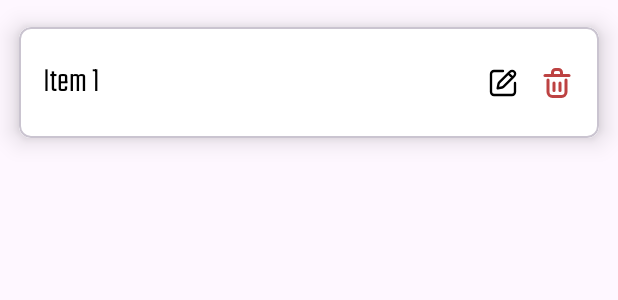
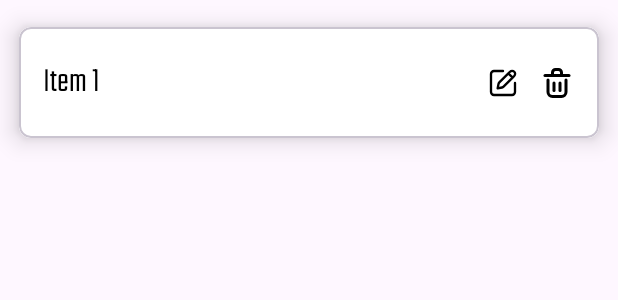
Before and after one commit to Vlazzzz/ToDoApp-ANDROID, an Android app: the layout each_todo_item.xml on its own in the app's theme, with its tools: preview values and no code run, on a phone screen of 412 x 824 dp. Shown: the top 300 px of the screen. Run offline under Robolectric (Android 15) with nearby library versions, the phone set to English and light mode, and no system bars.

Commit message:
add drawable selector

```diff
--- /dev/null
+++ b/ToDoApp2/app/src/main/res/drawable/delete_icon_selector.xml
@@ -0,0 +1,6 @@
+<?xml version="1.0" encoding="utf-8"?>
+<selector xmlns:android="http://schemas.android.com/apk/res/android">
+    <item android:state_pressed="true" android:drawable="@drawable/delete_red" />
+    <item android:state_focused="true" android:drawable="@drawable/delete_red" />
+    <item android:drawable="@drawable/delete_black"/>
+</selector>
--- a/ToDoApp2/app/src/main/res/layout/each_todo_item.xml
+++ b/ToDoApp2/app/src/main/res/layout/each_todo_item.xml
@@ -41,7 +41,7 @@
             android:layout_width="24dp"
             android:layout_height="24dp"
             android:layout_marginEnd="16dp"
-            android:src="@drawable/delete_red"
+            android:src="@drawable/delete_icon_selector"
             app:layout_constraintBottom_toBottomOf="parent"
             app:layout_constraintEnd_toEndOf="parent"
             app:layout_constraintTop_toTopOf="parent"/>
```
Also changed, not shown: ToDoApp2/app/src/main/res/drawable/default_delete.xml (added, +18 -0 lines), ToDoApp2/app/src/main/res/drawable/red_delete.xml (added, +18 -0 lines).
